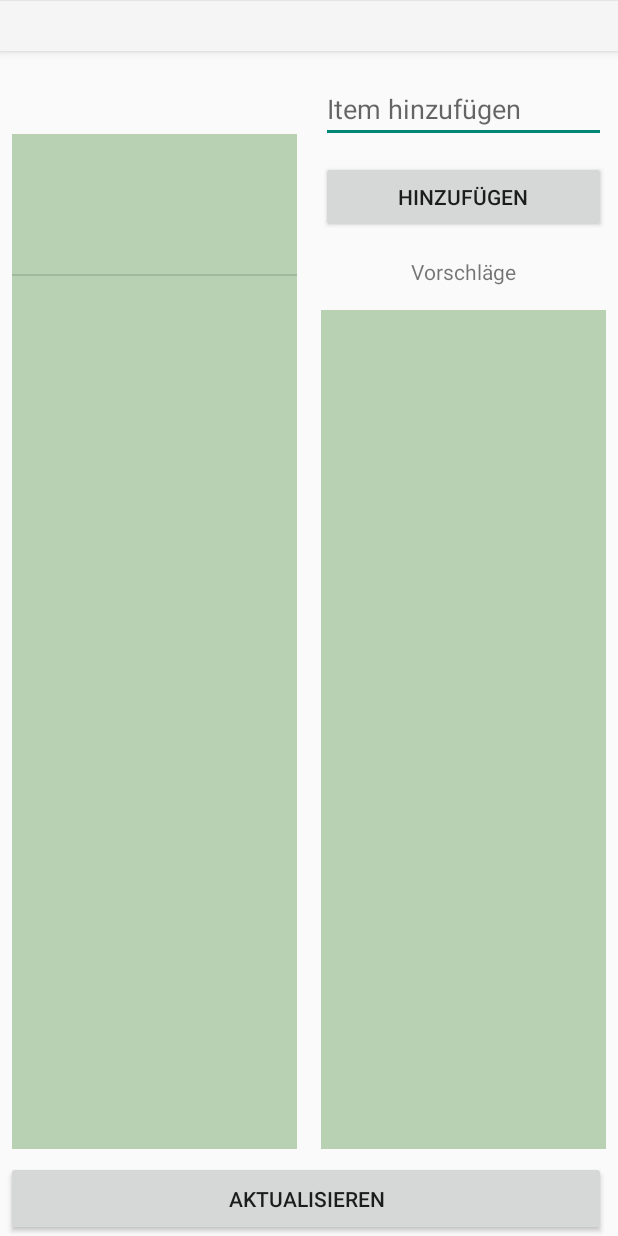
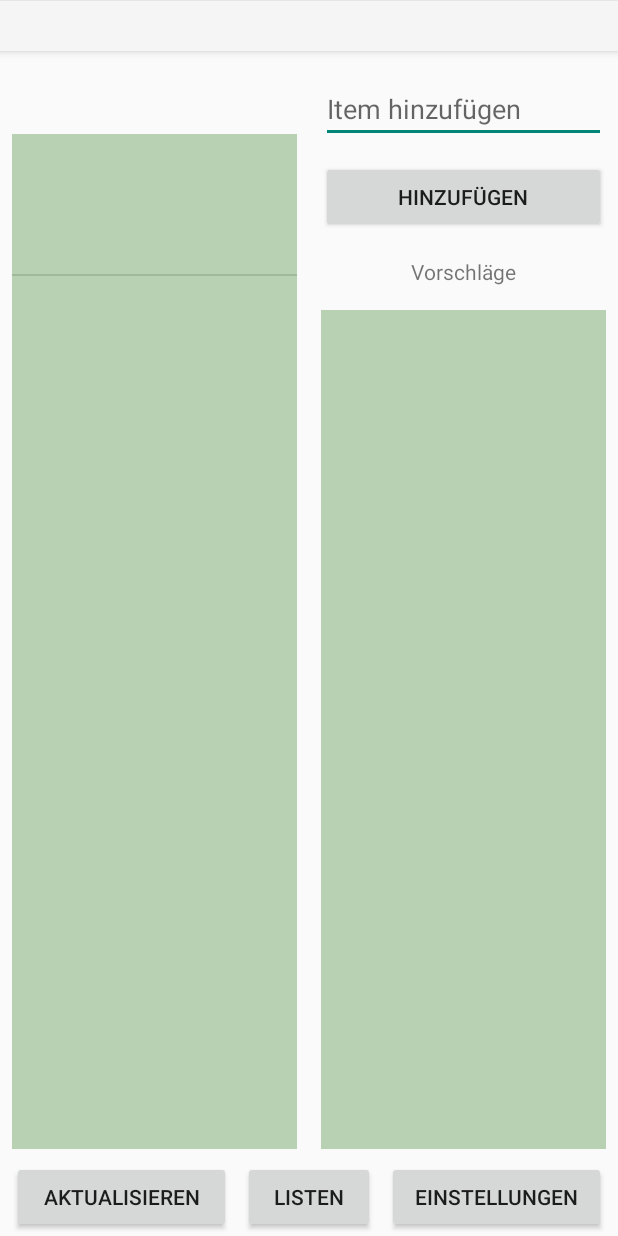
Before and after one commit to franzisgithub/Einkaufsliste-App, an Android app: the Liste screen opened directly, with no data from a screen before it, after a tap on "HINZUFÜGEN", on a phone screen of 412 x 824 dp. Run offline under Robolectric (Android 15) with nearby library versions, the phone set to English and light mode, and no system bars; our stand-ins replace Firebase (no records; nobody signed in at launch, a user with empty details on screens opened directly); 7 statements that could not run were skipped.

Commit message:
buttons um zwischen menüs zu wechseln

```diff
--- a/app/src/main/res/layout/activity_liste.xml
+++ b/app/src/main/res/layout/activity_liste.xml
@@ -51,14 +51,13 @@
     <Button
         android:id="@+id/buttonakt"
         android:layout_width="0dp"
-        android:layout_height="50dp"
-        android:layout_marginStart="4dp"
+        android:layout_height="wrap_content"
+        android:layout_marginStart="8dp"
         android:layout_marginTop="8dp"
         android:layout_marginEnd="8dp"
         android:onClick="aktualisierenButton"
         android:text="Aktualisieren"
-        app:layout_constraintEnd_toEndOf="parent"
-        app:layout_constraintHorizontal_bias="0.015"
+        app:layout_constraintEnd_toStartOf="@+id/button3"
         app:layout_constraintStart_toStartOf="parent"
         app:layout_constraintTop_toBottomOf="@+id/ListView2" />
 
@@ -156,4 +155,30 @@
         android:orientation="horizontal"
         app:layout_constraintGuide_begin="42dp" />
 
+    <Button
+        android:id="@+id/button3"
+        android:layout_width="wrap_content"
+        android:layout_height="wrap_content"
+        android:layout_marginStart="8dp"
+        android:layout_marginTop="8dp"
+        android:layout_marginEnd="8dp"
+        android:onClick="toGruppenauswahl"
+        android:text="Listen"
+        app:layout_constraintEnd_toEndOf="parent"
+        app:layout_constraintStart_toStartOf="parent"
+        app:layout_constraintTop_toBottomOf="@+id/ListView2" />
+
+    <Button
+        android:id="@+id/button6"
+        android:layout_width="0dp"
+        android:layout_height="wrap_content"
+        android:layout_marginStart="8dp"
+        android:layout_marginTop="8dp"
+        android:layout_marginEnd="8dp"
+        android:onClick="toGruppenManager"
+        android:text="Einstellungen"
+        app:layout_constraintEnd_toEndOf="parent"
+        app:layout_constraintStart_toEndOf="@+id/button3"
+        app:layout_constraintTop_toBottomOf="@+id/ListView2" />
+
 </android.support.constraint.ConstraintLayout>
```
Also changed, not shown: app/src/main/java/com/example/werkws18_21/einkaufsliste/Liste.java (+18 -2 lines).
